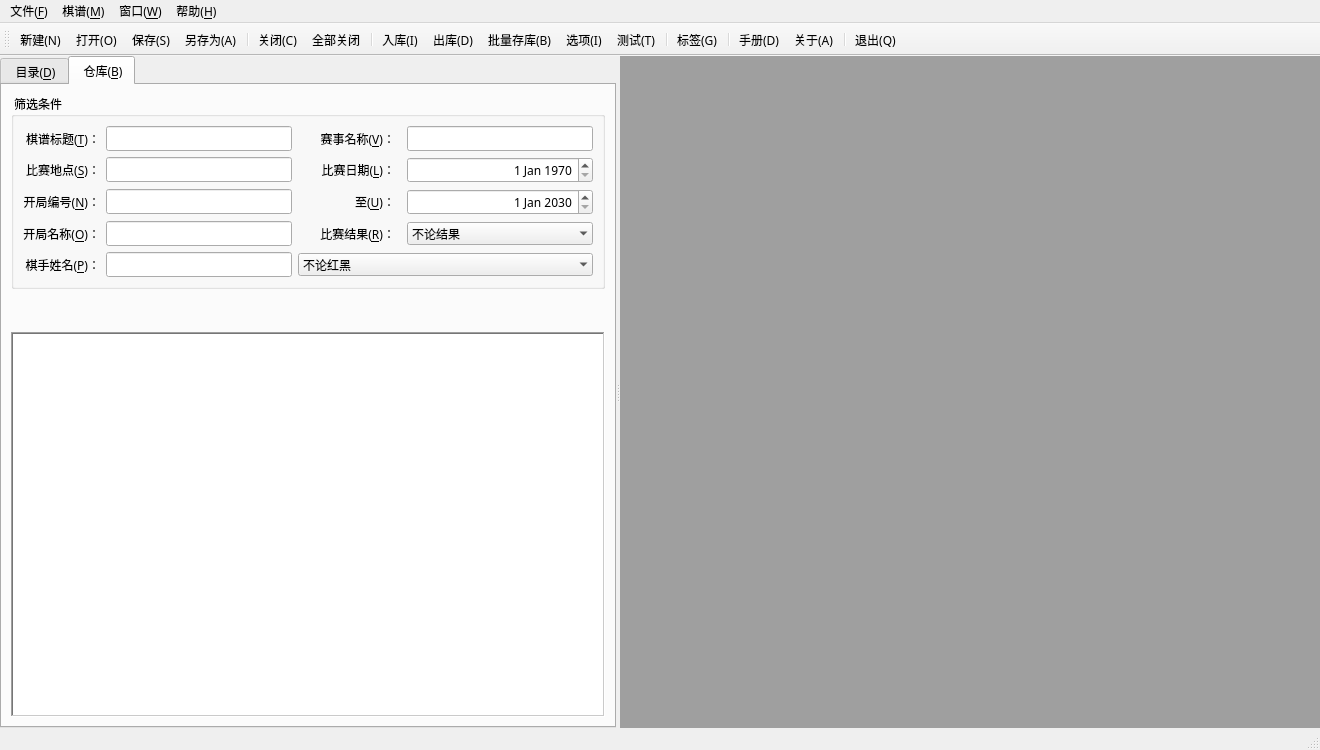
First picture: the form in src/mainwindow.ui, repository hbsxcjp/cchess_qt, before the edit.
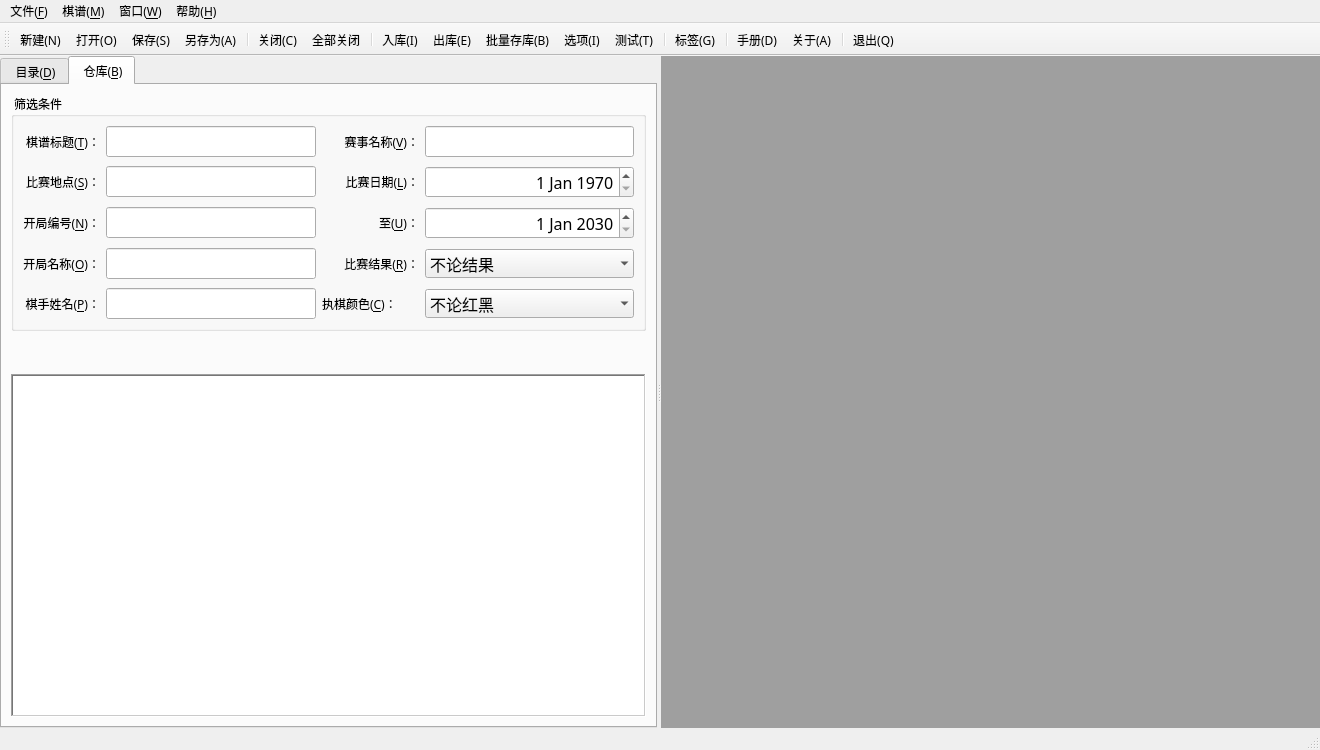
Second picture: the form after the edit. Icons and pictures are not drawn.

The edit to the form file:
```diff
--- a/src/mainwindow.ui
+++ b/src/mainwindow.ui
@@ -327,6 +327,9 @@
             <string notr="true"> 筛选条件</string>
            </property>
            <layout class="QGridLayout" name="gridLayout">
+            <property name="verticalSpacing">
+             <number>9</number>
+            </property>
             <item row="5" column="1">
              <widget class="QLineEdit" name="personLineEdit">
               <property name="sizePolicy">
@@ -335,6 +338,12 @@
                 <verstretch>0</verstretch>
                </sizepolicy>
               </property>
+              <property name="font">
+               <font>
+                <family>新宋体</family>
+                <pointsize>12</pointsize>
+               </font>
+              </property>
               <property name="toolTip">
                <string notr="true"/>
               </property>
@@ -438,6 +447,12 @@
                 <height>0</height>
                </size>
               </property>
+              <property name="font">
+               <font>
+                <family>新宋体</family>
+                <pointsize>12</pointsize>
+               </font>
+              </property>
               <property name="toolTip">
                <string notr="true"/>
               </property>
@@ -501,6 +516,12 @@
             </item>
             <item row="0" column="1">
              <widget class="QLineEdit" name="titleLineEdit">
+              <property name="font">
+               <font>
+                <family>新宋体</family>
+                <pointsize>12</pointsize>
+               </font>
+              </property>
               <property name="toolTip">
                <string notr="true"/>
               </property>
@@ -548,6 +569,12 @@
             </item>
             <item row="0" column="4">
              <widget class="QLineEdit" name="eventLineEdit">
+              <property name="font">
+               <font>
+                <family>新宋体</family>
+                <pointsize>12</pointsize>
+               </font>
+              </property>
               <property name="toolTip">
                <string notr="true"/>
               </property>
@@ -601,6 +628,12 @@
             </item>
             <item row="1" column="1">
              <widget class="QLineEdit" name="siteLineEdit">
+              <property name="font">
+               <font>
+                <family>新宋体</family>
+                <pointsize>12</pointsize>
+               </font>
+              </property>
               <property name="toolTip">
                <string notr="true"/>
               </property>
@@ -648,6 +681,12 @@
             </item>
             <item row="2" column="1">
              <widget class="QLineEdit" name="eccoSnLineEdit">
+              <property name="font">
+               <font>
+                <family>新宋体</family>
+                <pointsize>12</pointsize>
+               </font>
+              </property>
               <property name="toolTip">
                <string notr="true"/>
               </property>
@@ -701,6 +740,12 @@
             </item>
             <item row="4" column="1">
              <widget class="QLineEdit" name="eccoNameLineEdit">
+              <property name="font">
+               <font>
+                <family>新宋体</family>
+                <pointsize>12</pointsize>
+               </font>
+              </property>
               <property name="toolTip">
                <string notr="true"/>
               </property>
@@ -740,58 +785,6 @@
               </property>
              </widget>
             </item>
-            <item row="5" column="2" colspan="3">
-             <widget class="QComboBox" name="colorComboBox">
-              <property name="sizePolicy">
-               <sizepolicy hsizetype="Preferred" vsizetype="Fixed">
-                <horstretch>0</horstretch>
-                <verstretch>0</verstretch>
-               </sizepolicy>
-              </property>
-              <property name="minimumSize">
-               <size>
-                <width>100</width>
-                <height>0</height>
-               </size>
-              </property>
-              <property name="toolTip">
-               <string notr="true"/>
-              </property>
-              <property name="statusTip">
-               <string notr="true"/>
-              </property>
-              <property name="whatsThis">
-               <string notr="true"/>
-              </property>
-              <property name="accessibleName">
-               <string notr="true"/>
-              </property>
-              <property name="accessibleDescription">
-               <string notr="true"/>
-              </property>
-              <property name="currentText">
-               <string notr="true">不论红黑</string>
-              </property>
-              <property name="frame">
-               <bool>false</bool>
-              </property>
-              <item>
-               <property name="text">
-                <string notr="true">不论红黑</string>
-               </property>
-              </item>
-              <item>
-               <property name="text">
-                <string notr="true">执红</string>
-               </property>
-              </item>
-              <item>
-               <property name="text">
-                <string notr="true">执黑</string>
-               </property>
-              </item>
-             </widget>
-            </item>
             <item row="2" column="4">
              <widget class="QDateEdit" name="endDateEdit">
               <property name="sizePolicy">
@@ -806,6 +799,12 @@
                 <height>0</height>
                </size>
               </property>
+              <property name="font">
+               <font>
+                <family>新宋体</family>
+                <pointsize>12</pointsize>
+               </font>
+              </property>
               <property name="toolTip">
                <string notr="true"/>
               </property>
@@ -857,6 +856,12 @@
                 <height>0</height>
                </size>
               </property>
+              <property name="font">
+               <font>
+                <family>新宋体</family>
+                <pointsize>12</pointsize>
+               </font>
+              </property>
               <property name="toolTip">
                <string notr="true"/>
               </property>
@@ -900,6 +905,74 @@
               </item>
              </widget>
             </item>
+            <item row="5" column="2">
+             <widget class="QLabel" name="label_10">
+              <property name="text">
+               <string>执棋颜色(&amp;C)：</string>
+              </property>
+              <property name="buddy">
+               <cstring>colorComboBox</cstring>
+              </property>
+             </widget>
+            </item>
+            <item row="5" column="4">
+             <widget class="QComboBox" name="colorComboBox">
+              <property name="sizePolicy">
+               <sizepolicy hsizetype="Preferred" vsizetype="Fixed">
+                <horstretch>0</horstretch>
+                <verstretch>0</verstretch>
+               </sizepolicy>
+              </property>
+              <property name="minimumSize">
+               <size>
+                <width>100</width>
+                <height>0</height>
+               </size>
+              </property>
+              <property name="font">
+               <font>
+                <family>新宋体</family>
+                <pointsize>12</pointsize>
+               </font>
+              </property>
+              <property name="toolTip">
+               <string notr="true"/>
+              </property>
+              <property name="statusTip">
+               <string notr="true"/>
+              </property>
+              <property name="whatsThis">
+               <string notr="true"/>
+              </property>
+              <property name="accessibleName">
+               <string notr="true"/>
+              </property>
+              <property name="accessibleDescription">
+               <string notr="true"/>
+              </property>
+              <property name="currentText">
+               <string notr="true">不论红黑</string>
+              </property>
+              <property name="frame">
+               <bool>false</bool>
+              </property>
+              <item>
+               <property name="text">
+                <string notr="true">不论红黑</string>
+               </property>
+              </item>
+              <item>
+               <property name="text">
+                <string notr="true">执红</string>
+               </property>
+              </item>
+              <item>
+               <property name="text">
+                <string notr="true">执黑</string>
+               </property>
+              </item>
+             </widget>
+            </item>
            </layout>
           </widget>
          </item>
@@ -1545,7 +1618,7 @@
      <normaloff>:/res/icon/import.png</normaloff>:/res/icon/import.png</iconset>
    </property>
    <property name="text">
-    <string>出库(&amp;D)</string>
+    <string>出库(&amp;E)</string>
    </property>
    <property name="toolTip">
     <string>仓库移除棋谱文件</string>
```
Left out of the diff: 16 changed lines with no effect on the pictures.
